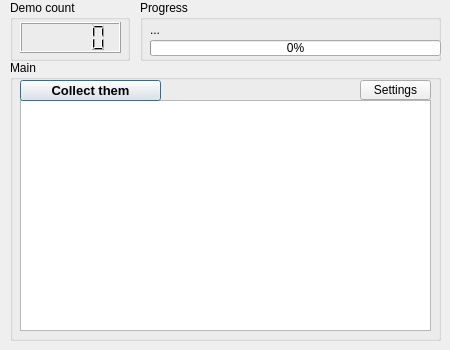
First picture: the form in gui/gui.ui, repository dusans/demo-collector, before the edit.
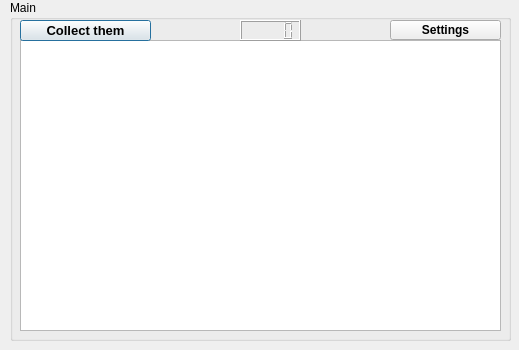
Second picture: the form after the edit. Icons and pictures are not drawn.

What changed in the file:
```diff
--- a/gui/gui.ui
+++ b/gui/gui.ui
@@ -6,7 +6,7 @@
    <rect>
     <x>0</x>
     <y>0</y>
-    <width>450</width>
+    <width>519</width>
     <height>350</height>
    </rect>
   </property>
@@ -20,43 +20,13 @@
    <iconset resource="recorceFile.qrc">
     <normaloff>:/ico/files/icons/DemoCollector.ico</normaloff>:/ico/files/icons/DemoCollector.ico</iconset>
   </property>
-  <widget class="QGroupBox" name="demoCountGroupBox">
-   <property name="geometry">
-    <rect>
-     <x>10</x>
-     <y>0</y>
-     <width>120</width>
-     <height>61</height>
-    </rect>
-   </property>
-   <property name="title">
-    <string>Demo count</string>
-   </property>
-   <widget class="QLCDNumber" name="lcdDemoNumber">
-    <property name="geometry">
-     <rect>
-      <x>10</x>
-      <y>22</y>
-      <width>101</width>
-      <height>31</height>
-     </rect>
-    </property>
-    <property name="font">
-     <font>
-      <pointsize>8</pointsize>
-      <weight>50</weight>
-      <bold>false</bold>
-     </font>
-    </property>
-   </widget>
-  </widget>
   <widget class="QGroupBox" name="mainGroupBox">
    <property name="geometry">
     <rect>
      <x>10</x>
-     <y>60</y>
-     <width>431</width>
-     <height>281</height>
+     <y>0</y>
+     <width>501</width>
+     <height>341</height>
     </rect>
    </property>
    <property name="title">
@@ -67,8 +37,8 @@
      <rect>
       <x>10</x>
       <y>40</y>
-      <width>411</width>
-      <height>231</height>
+      <width>481</width>
+      <height>291</height>
      </rect>
     </property>
     <property name="tabKeyNavigation">
@@ -83,7 +53,7 @@
      <rect>
       <x>10</x>
       <y>20</y>
-      <width>141</width>
+      <width>131</width>
       <height>21</height>
      </rect>
     </property>
@@ -92,6 +62,7 @@
       <pointsize>10</pointsize>
       <weight>75</weight>
       <bold>true</bold>
+      <underline>false</underline>
      </font>
     </property>
     <property name="text">
@@ -101,53 +72,38 @@
    <widget class="QPushButton" name="settingsButton">
     <property name="geometry">
      <rect>
-      <x>350</x>
+      <x>380</x>
       <y>20</y>
-      <width>71</width>
+      <width>111</width>
       <height>20</height>
      </rect>
     </property>
+    <property name="font">
+     <font>
+      <weight>75</weight>
+      <italic>false</italic>
+      <bold>true</bold>
+     </font>
+    </property>
     <property name="text">
      <string>Settings</string>
     </property>
    </widget>
-  </widget>
-  <widget class="QGroupBox" name="progressGroupBox">
-   <property name="geometry">
-    <rect>
-     <x>140</x>
-     <y>0</y>
-     <width>301</width>
-     <height>61</height>
-    </rect>
-   </property>
-   <property name="title">
-    <string>Progress</string>
-   </property>
-   <widget class="QProgressBar" name="gamesProgressBar">
+   <widget class="QLCDNumber" name="lcdDemoNumber">
     <property name="geometry">
      <rect>
-      <x>10</x>
-      <y>40</y>
-      <width>291</width>
-      <height>16</height>
-     </rect>
-    </property>
-    <property name="value">
-     <number>0</number>
-    </property>
-   </widget>
-   <widget class="QLabel" name="currentGameLabel">
-    <property name="geometry">
-     <rect>
-      <x>10</x>
+      <x>230</x>
       <y>20</y>
-      <width>141</width>
-      <height>20</height>
+      <width>61</width>
+      <height>21</height>
      </rect>
     </property>
-    <property name="text">
-     <string>...</string>
+    <property name="font">
+     <font>
+      <pointsize>8</pointsize>
+      <weight>75</weight>
+      <bold>true</bold>
+     </font>
     </property>
    </widget>
   </widget>
```
Left out of the diff: 2 changed lines with no effect on the pictures.
